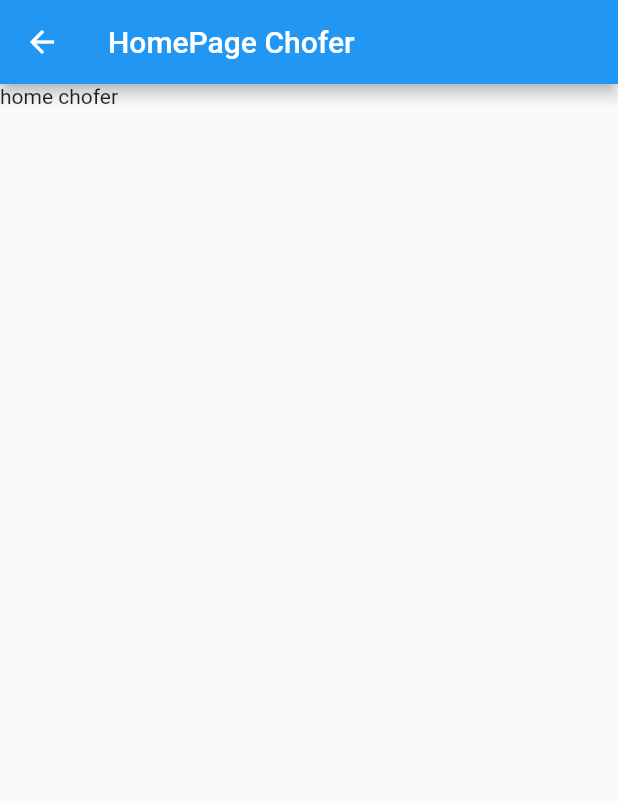
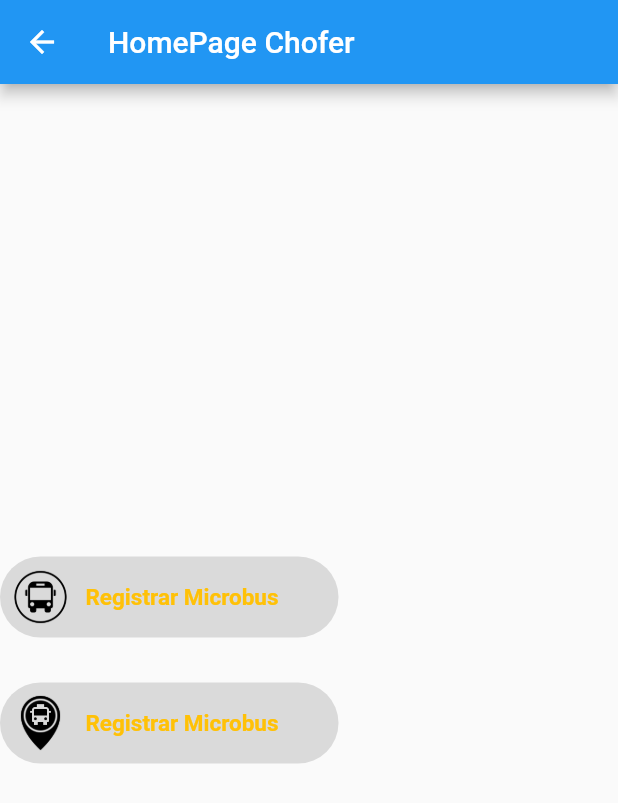
Before and after one commit to Nicole-Hf/ProyectoSwFlutter, a Flutter app: the HomeChoferPage screen opened by its route, on a phone screen of 412 x 824 dp. Shown: the top 803 px of the screen. Run offline on Flutter 3.47's test engine with Material 2 defaults, Android fonts, the phone set to English and light mode, and no system bars.

Commit message:
home_page_chofer

```diff
--- a/lib/pages/chofer_page.dart
+++ b/lib/pages/chofer_page.dart
@@ -15,7 +15,78 @@ class _HomeChoferPageState extends State<HomeChoferPage> {
       appBar: AppBar(
         title: const Text('HomePage Chofer'),
       ),
-      body: const Text('home chofer'),
+      body: Stack(
+        children: <Widget>[
+          Column(
+            children: const <Widget>[
+              SizedBox(height: 70.0,),
+              SizedBox(
+                height: 0.0,
+                child: Text(
+                  "Bienvenido",
+                  style: TextStyle(
+                    color: Colors.black,
+                    fontSize: 28.0,
+                    fontWeight: FontWeight.bold
+                  )
+                )
+              )
+            ],
+          ),
+          Column(
+            mainAxisAlignment: MainAxisAlignment.center,
+            children: <Widget>[
+              // ignore: deprecated_member_use
+              RaisedButton(
+                elevation: 0.0,
+                shape: RoundedRectangleBorder(borderRadius: BorderRadius.circular(30.0)),
+                padding: const EdgeInsets.only(top: 7.0, bottom: 7.0, right: 40.0, left: 7.0),
+                onPressed: () {},
+                child: Row(
+                  mainAxisSize: MainAxisSize.min,
+                  children: <Widget>[
+                    Image.asset('assets/images/bus_icon.jpg', height: 40.0, width: 40.0,),
+                    const Padding(
+                      padding: EdgeInsets.only(left: 10.0),
+                      child: Text(
+                        'Registrar Microbus',
+                        style: TextStyle(fontSize: 15, fontWeight: FontWeight.bold),
+                      ),
+                    )
+                  ],
+                ),
+                textColor: const Color(0xFFFFC107),
+                color: const Color(0xFFDADADA),
+              ),
+              Padding(
+                padding: const EdgeInsets.only(left: 0.0, right: 0.0, top: 30.0, bottom: 0.0),
+                // ignore: deprecated_member_use
+                child: RaisedButton(
+                  elevation: 0.0,
+                  shape: RoundedRectangleBorder(borderRadius: BorderRadius.circular(30.0)),
+                  padding: const EdgeInsets.only(top: 7.0, bottom: 7.0, right: 40.0, left: 7.0),
+                  onPressed: () {},
+                  child: Row(
+                    mainAxisSize: MainAxisSize.min,
+                    children: <Widget>[
+                      Image.asset('assets/images/ubt_icon.png', height: 40.0, width: 40.0,),
+                      const Padding(
+                        padding: EdgeInsets.only(left: 10.0),
+                        child: Text(
+                          'Registrar Microbus',
+                          style: TextStyle(fontSize: 15, fontWeight: FontWeight.bold),
+                        ),
+                      )
+                    ],
+                  ),
+                  textColor: const Color(0xFFFFC107),
+                  color: const Color(0xFFDADADA),
+                ),
+              )
+            ],
+          )
+        ],
+      )
     );
   }
 }
```
Also changed, not shown: assets/images/bus_icon.jpg (added), assets/images/ubt_icon.png (added).
